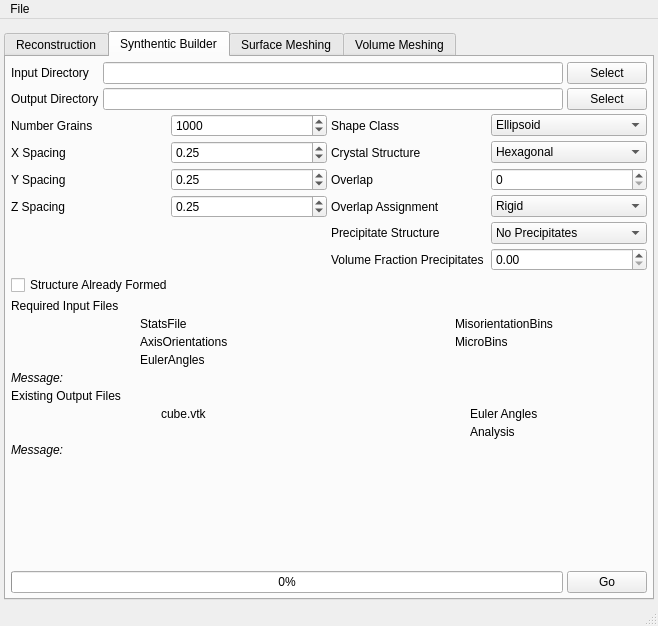
First picture: the form in Source/AIM/GUI/UI_Files/RepresentationUI.ui, repository BlueQuartzSoftware/DREAM3D, before the edit.
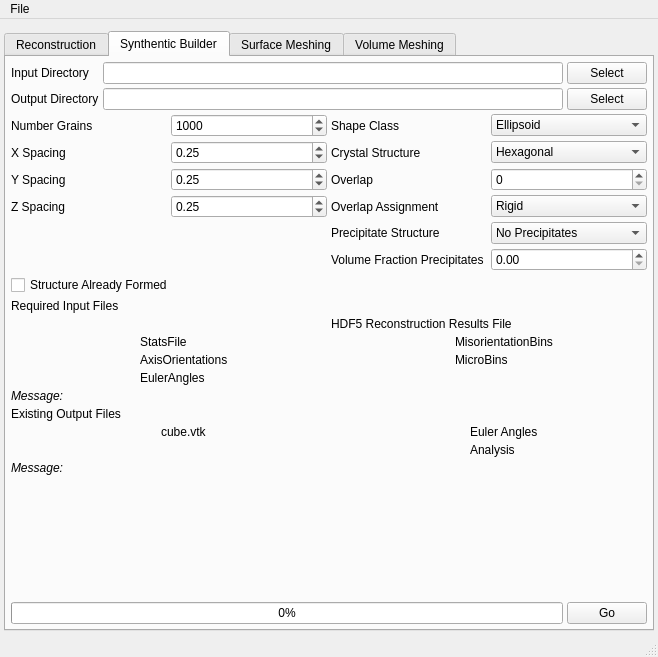
Second picture: the form after the edit. The open tabs and pages were chosen to show the change. Icons and pictures are not drawn.

Commit message: Adjusting Grain Generator Tab based on HDF5 being compiled or not. Renamed some of the data loading methods in GrainGeneratorFunc class. Implemented the loading of Reconstruction data from the HDF5 file ONLY for the AxisOrientation data. All other statistical data still needs to be implemented

Diff of the .ui file:
```diff
--- a/Source/AIM/GUI/UI_Files/RepresentationUI.ui
+++ b/Source/AIM/GUI/UI_Files/RepresentationUI.ui
@@ -7,7 +7,7 @@
     <x>0</x>
     <y>0</y>
     <width>658</width>
-    <height>626</height>
+    <height>657</height>
    </rect>
   </property>
   <property name="windowTitle">
@@ -1123,7 +1123,7 @@
             </property>
            </widget>
           </item>
-          <item row="1" column="0">
+          <item row="4" column="0">
            <layout class="QFormLayout" name="formLayout_3">
             <property name="fieldGrowthPolicy">
              <enum>QFormLayout::FieldsStayAtSizeHint</enum>
@@ -1193,7 +1193,7 @@
             </item>
            </layout>
           </item>
-          <item row="1" column="1">
+          <item row="4" column="1">
            <layout class="QFormLayout" name="formLayout_4">
             <property name="fieldGrowthPolicy">
              <enum>QFormLayout::FieldsStayAtSizeHint</enum>
@@ -1246,7 +1246,7 @@
             </item>
            </layout>
           </item>
-          <item row="2" column="0" colspan="2">
+          <item row="5" column="0" colspan="2">
            <widget class="QLabel" name="gg_inputfile_msg">
             <property name="font">
              <font>
@@ -1264,6 +1264,26 @@
             </property>
            </widget>
           </item>
+          <item row="1" column="0">
+           <widget class="QLabel" name="gg_HDF5ResultsFileIcon">
+            <property name="text">
+             <string/>
+            </property>
+            <property name="pixmap">
+             <pixmap resource="../../../../Resources/icons/images/Icons.qrc">:/Delete-16x16.png</pixmap>
+            </property>
+            <property name="alignment">
+             <set>Qt::AlignCenter</set>
+            </property>
+           </widget>
+          </item>
+          <item row="1" column="1">
+           <widget class="QLabel" name="gg_HDF5ResultsFile">
+            <property name="text">
+             <string>HDF5 Reconstruction Results File</string>
+            </property>
+           </widget>
+          </item>
          </layout>
         </item>
         <item>
```
Left out of the diff: 2 changed lines with no effect on the pictures. The commit also changes 12 other files.
